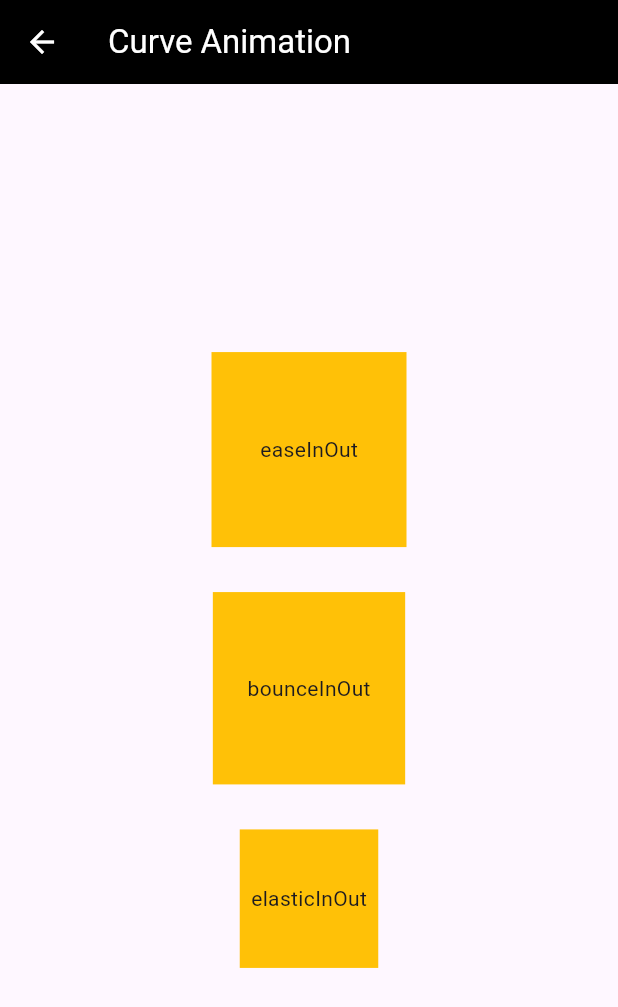
After one commit to mernaislam/Flutter-Animations-pt2, a Flutter app: the CurveAnimationScreen screen opened by its route, on a phone screen of 412 x 824 dp. The commit adds this screen. Shown: the top 1007 px of the screen. Run offline on Flutter 3.47's test engine with Material 3 defaults, Android fonts, the light colour scheme and no system bars.

Commit message:
feat: Apply different easing curves to tweens

```diff
--- a/flutter_animations_pt2/lib/main.dart
+++ b/flutter_animations_pt2/lib/main.dart
@@ -1,5 +1,6 @@
 import 'package:flutter/material.dart';
 import 'package:flutter_animations_pt2/screens/color_transition_screen.dart';
+import 'package:flutter_animations_pt2/screens/curve_animation_screen.dart';
 import 'package:flutter_animations_pt2/screens/home_screen.dart';
 import 'package:flutter_animations_pt2/screens/multiple_property_animations_screen.dart';
 import 'package:flutter_animations_pt2/screens/opacity_transition_screen.dart';
@@ -31,6 +32,7 @@ class AnimationsApp extends StatelessWidget {
         SizeTransitionScreen.id :(context) => const SizeTransitionScreen(),
         ShapeTransitionScreen.id :(context) => const ShapeTransitionScreen(),
         MultipleTransitionScreen.id :(context) => const MultipleTransitionScreen(),
+        CurveAnimationScreen.id :(context) => const CurveAnimationScreen(),
       },
       initialRoute: HomeScreen.id,
     );
--- /dev/null
+++ b/flutter_animations_pt2/lib/screens/curve_animation_screen.dart
@@ -0,0 +1,79 @@
+import 'package:flutter/material.dart';
+
+class CurveAnimationScreen extends StatelessWidget {
+  const CurveAnimationScreen({super.key});
+
+  static const id = 'Curve Animation';
+  @override
+  Widget build(BuildContext context) {
+    return Scaffold(
+      appBar: AppBar(
+        title: const Text(id),
+        backgroundColor: Colors.black,
+        foregroundColor: Colors.white,
+      ),
+      body: const Center(
+        child: Column(
+          mainAxisAlignment: MainAxisAlignment.center,
+          children: [
+            TweenWidget(
+              curve: Curves.easeInOut,
+              type: 'easeInOut'
+            ),
+            SizedBox(
+              height: 30,
+            ),
+            TweenWidget(
+              curve: Curves.bounceInOut,
+              type: 'bounceInOut',
+            ),
+            SizedBox(
+              height: 30,
+            ),
+            TweenWidget(
+              curve: Curves.elasticInOut,
+              type: 'elasticInOut',
+            ),
+          ],
+        ),
+      ),
+    );
+  }
+}
+
+class TweenWidget extends StatelessWidget {
+  const TweenWidget({
+    super.key,
+    required this.curve,
+    required this.type,
+  });
+
+  final Curve curve;
+  final String type;
+  @override
+  Widget build(BuildContext context) {
+    return TweenAnimationBuilder(
+      tween: Tween<double>(
+        begin: 100,
+        end: 200,
+      ),
+      curve: curve,
+      duration: const Duration(
+        seconds: 5,
+      ),
+      child: Center(
+        child: Text(
+          type,
+        ),
+      ),
+      builder: (context, value, child) {
+        return Container(
+          height: value,
+          width: value,
+          color: Colors.amber,
+          child: child,
+        );
+      },
+    );
+  }
+}
--- a/flutter_animations_pt2/lib/screens/home_screen.dart
+++ b/flutter_animations_pt2/lib/screens/home_screen.dart
@@ -1,5 +1,6 @@
 import 'package:flutter/material.dart';
 import 'package:flutter_animations_pt2/screens/color_transition_screen.dart';
+import 'package:flutter_animations_pt2/screens/curve_animation_screen.dart';
 import 'package:flutter_animations_pt2/screens/multiple_property_animations_screen.dart';
 import 'package:flutter_animations_pt2/screens/opacity_transition_screen.dart';
 import 'package:flutter_animations_pt2/screens/position_transition_screen.dart';
@@ -23,7 +24,7 @@ class HomeScreen extends StatelessWidget {
       RotationTransitionScreen.id,
       SizeTransitionScreen.id,
       ShapeTransitionScreen.id,
-      'Curve Animation',
+      CurveAnimationScreen.id,
       'Animated Icon',
       MultipleTransitionScreen.id,
     ];
```
